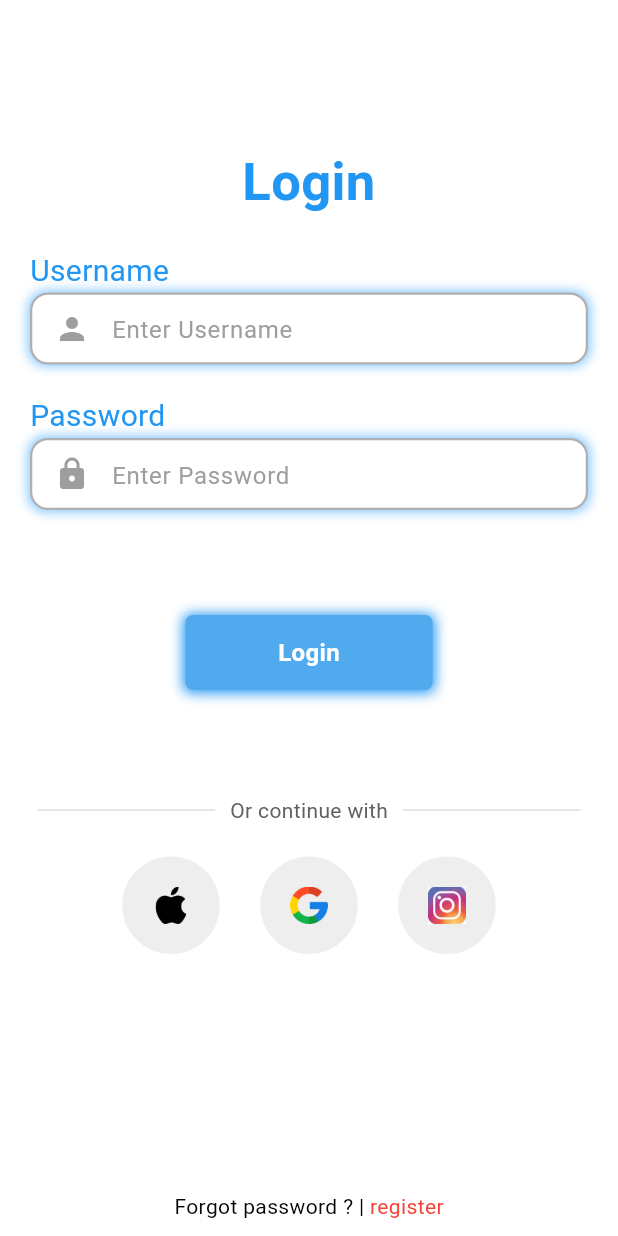
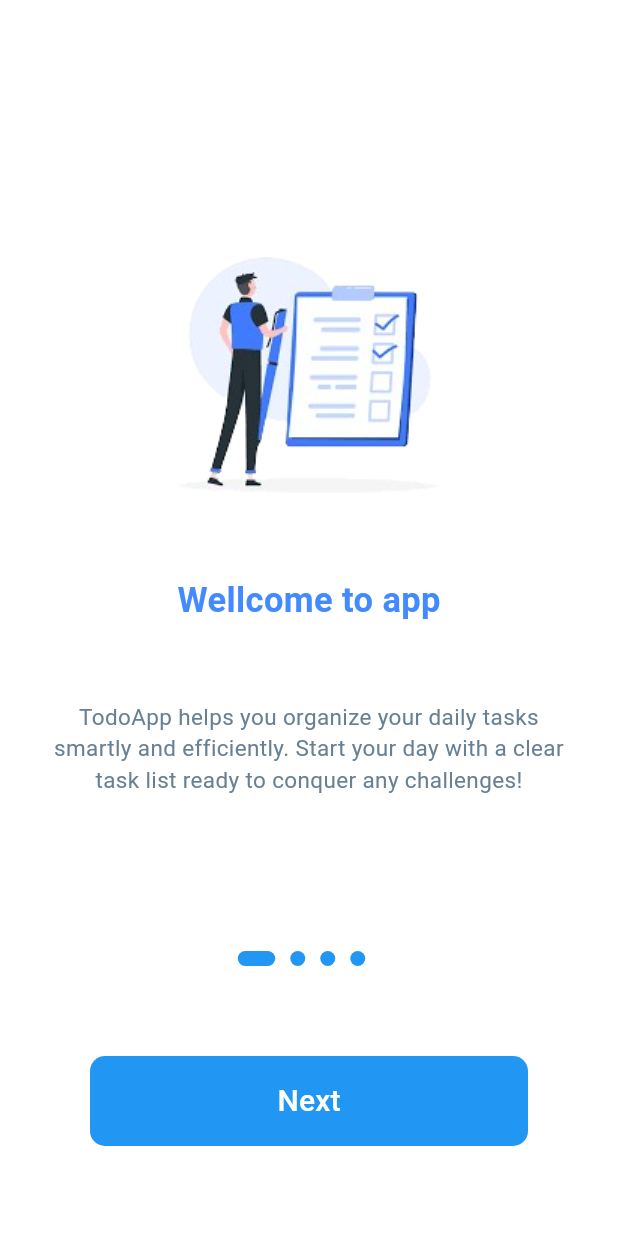
Before and after one commit to mandexonla/FlutterLast, a Flutter app: the screen it shows after launch, on a phone screen of 412 x 824 dp. Run offline on Flutter 3.47's test engine with Material 3 defaults, Android fonts, the phone set to English and light mode, and no system bars; our stand-ins replace flutter_heatmap_calendar, flutter_slidable, hive, hive_flutter, percent_indicator, shared_preferences; accounts and stored records are empty.

```diff
--- /dev/null
+++ b/lib/pages/content_models.dart
@@ -0,0 +1,24 @@
+class UnbordingContent {
+  String image;
+  String title;
+  String decription;
+  UnbordingContent(
+      {required this.title, required this.decription, required this.image});
+}
+
+List<UnbordingContent> contents = [
+  UnbordingContent(
+      title: "Wellcome to app",
+      decription:
+          "TodoApp helps you organize your daily tasks smartly and efficiently. Start your day with a clear task list ready to conquer any challenges!",
+      image: "assets/images/sc01.png"),
+  UnbordingContent(
+      title: "Quick and Easy Notes",
+      decription:
+          "Add tasks to your list with just a few clicks. TodoApp allows you to jot down ideas instantly, ensuring you never miss anything important.",
+      image: "assets/images/sc2.png"),
+  UnbordingContent(
+      title: "Track Your Progress", decription: "Mark completed tasks and monitor your progress day by day. With TodoApp, you'll always know how far you've come and what's next.", image: "assets/images/sc3.png"),
+  UnbordingContent(
+      title: "Customize to Your Style", decription: "TodoApp offers various options for personalization. Choose colors, themes, and notification settings to match your work style.", image: "assets/images/sc4.png"),
+];
--- /dev/null
+++ b/lib/pages/onbording.dart
@@ -0,0 +1,167 @@
+// import 'dart:ffi';
+import 'dart:ui';
+import 'dart:io';
+
+import 'package:flutter/material.dart';
+import 'package:flutter/widgets.dart';
+import 'package:percent_indicator/circular_percent_indicator.dart';
+import 'package:todoapps/pages/content_models.dart';
+import 'package:todoapps/pages/home_page.dart';
+import 'package:todoapps/pages/login.dart';
+import 'package:shared_preferences/shared_preferences.dart';
+
+class OnBording extends StatefulWidget {
+  const OnBording({super.key});
+
+  @override
+  State<OnBording> createState() => _OnBordingState();
+}
+
+class _OnBordingState extends State<OnBording> {
+  bool _isOnboardingShown = false;
+  int currentIndex = 0;
+  PageController _controller = PageController();
+  @override
+  void initState() {
+    _controller = PageController();
+    _controller = PageController(initialPage: 0);
+    _checkOnboardingStatus();
+  }
+
+  @override
+  void dispose() {
+    _controller.dispose();
+    super.dispose();
+  }
+
+  Future<void> _checkOnboardingStatus() async {
+    final prefs = await SharedPreferences.getInstance();
+    _isOnboardingShown = prefs.getBool("is_onboarding_shown") ?? false;
+    if (_isOnboardingShown) {
+      Navigator.pushReplacement(
+        context,
+        MaterialPageRoute(
+            builder: (context) => loginPages(
+                  title: "",
+                )),
+      );
+    }
+  }
+
+  @override
+  Widget build(BuildContext context) {
+    return Scaffold(
+      body: Column(
+        children: [
+          Expanded(
+            child: PageView.builder(
+              controller: _controller,
+              itemCount: contents.length,
+              onPageChanged: (int index) {
+                setState(() {
+                  currentIndex = index;
+                });
+              },
+              itemBuilder: (_, i) {
+                return Padding(
+                  padding: const EdgeInsets.only(top:40.0),
+                  child: Column(
+                    mainAxisAlignment: MainAxisAlignment.center,
+                    children: [
+
+                      Image.asset(
+                        contents[i].image,
+                        height: 270,
+                      ),
+                      Text(
+                        contents[i].title,
+                        style: const TextStyle(
+                          fontSize: 23,
+                          fontWeight: FontWeight.bold,
+                          color: Colors.blueAccent,
+                        ),
+                      ),
+                      const SizedBox(
+                        height: 20,
+                      ),
+                      Padding(
+                        padding: const EdgeInsets.all(30.0),
+                        child: Flexible(
+                          child: Text(
+                            contents[i].decription,
+                            textAlign: TextAlign.center,
+                            style: const TextStyle(
+                              fontSize: 15,
+                              color: Color.fromARGB(255, 104, 128, 148),
+                            ),
+                            // overflow: TextOverflow.ellipsis,
+                          ),
+                        ),
+                      )
+                    ],
+                  ),
+                );
+              },
+            ),
+          ),
+          Container(
+            child: Row(
+              mainAxisAlignment: MainAxisAlignment.center,
+              children: List.generate(
+                  contents.length, (index) => buildDot(index, context)),
+            ),
+          ),
+          Container(
+            height: 60.0,
+            margin: EdgeInsets.all(60),
+            width: double.infinity,
+            child: TextButton(
+              onPressed: () {
+                if (currentIndex == contents.length - 1) {
+                  SharedPreferences.getInstance().then(
+                    (prefs) {
+                      prefs.setBool("is_onboarding_shown", true);
+                      Navigator.push(
+                        context,
+                        MaterialPageRoute(
+                          builder: (_) => loginPages(
+                            title: '',
+                          ),
+                        ),
+                      );
+                    },
+                  );
+                } else {
+                  _controller.nextPage(
+                    duration: Duration(milliseconds: 700),
+                    curve: Curves.easeInOut,
+                  );
+                };
+              },
+              child: Text(
+                currentIndex == contents.length - 1 ? "Continue" : "Next",
+                style: TextStyle(color: Colors.white, fontSize: 20),
+              ),
+              style: TextButton.styleFrom(
+                backgroundColor: Colors.blue,
+                shape: RoundedRectangleBorder(
+                  borderRadius: BorderRadius.circular(10),
+                ),
+              ),
+            ),
+          ),
+        ],
+      ),
+    );
+  }
+
+  Container buildDot(int index, BuildContext context) {
+    return Container(
+      height: 10.0,
+      width: currentIndex == index ? 25 : 10,
+      margin: EdgeInsets.only(right: 10),
+      decoration: BoxDecoration(
+          borderRadius: BorderRadius.circular(10), color: Colors.blue),
+    );
+  }
+}
```
Also changed, not shown: lib/pages/splash.dart (+8 -7 lines), assets/images/logo.png, assets/images/logoo.png (added), assets/images/sc01.png (added), assets/images/sc1.png (added), assets/images/sc2.png (added), assets/images/sc3.png (added), assets/images/sc4.png (added).
